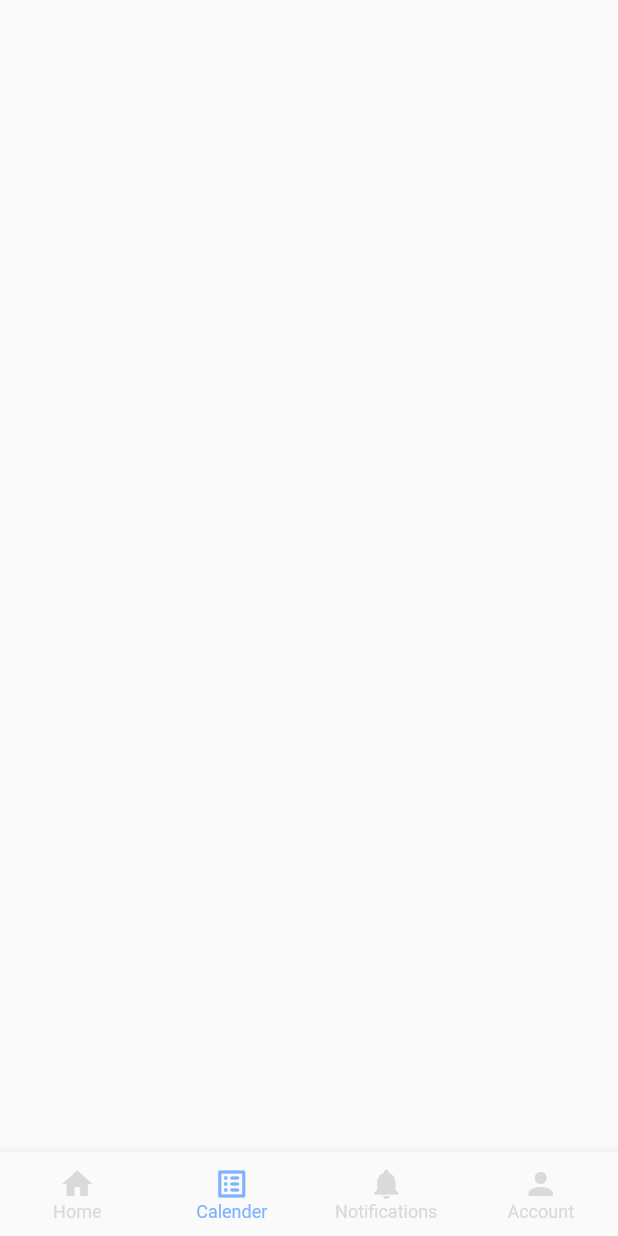
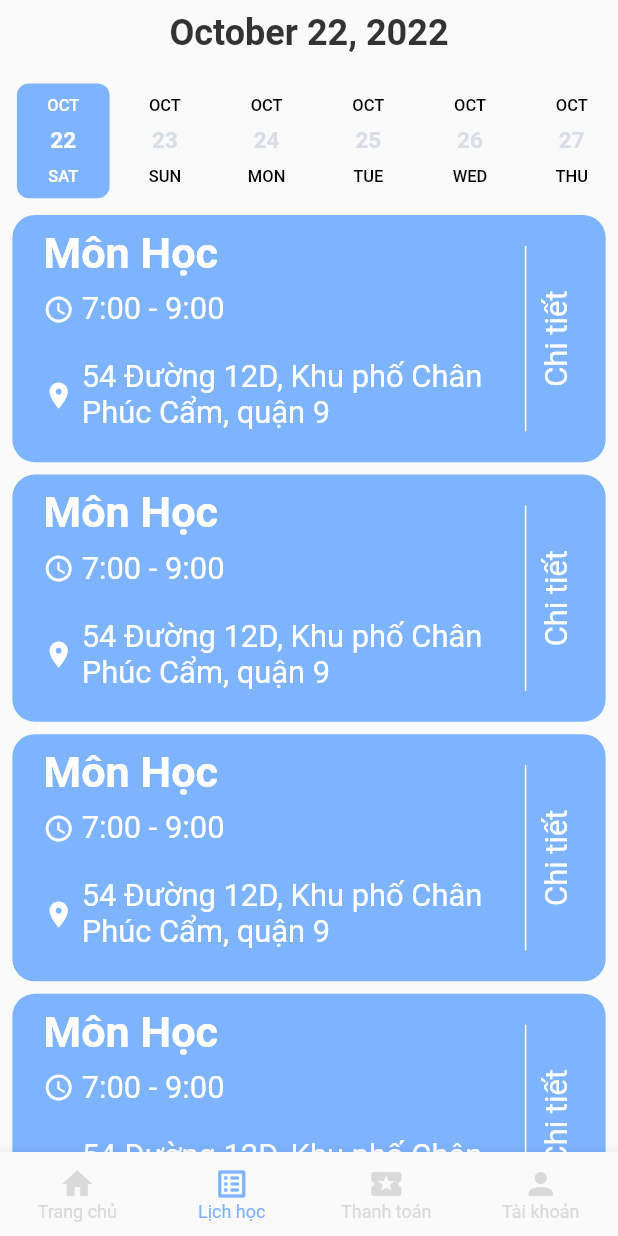
Before and after one commit to 19DTHA6-WibuTeam/app_hoc_sinh, a Flutter app: the Student screen opened directly, item 2 of the bottom bar chosen, on a phone screen of 412 x 824 dp. Run offline on Flutter 3.47's test engine with Material 2 defaults, Android fonts, the phone set to English and light mode, and no system bars; drawn by our look-alikes of date_picker_timeline; our stand-ins replace flutter_datetime_picker, flutter_staggered_animations, get, image_picker; Roboto replaces fonts that are missing (SourceSansPro).

Commit message:
update calender

```diff
--- a/lib/UI/student/app_switch/app_switch.dart
+++ b/lib/UI/student/app_switch/app_switch.dart
@@ -1,5 +1,5 @@
 import 'package:doan_chuyen_nganh/UI/student/account/student_account.dart';
-import 'package:doan_chuyen_nganh/UI/student/calender/student.dart';
+import 'package:doan_chuyen_nganh/UI/student/calender/student_calender.dart';
 import 'package:doan_chuyen_nganh/UI/student/home/student_home.dart';
 import 'package:doan_chuyen_nganh/UI/student/noti/student_noti.dart';
 import 'package:doan_chuyen_nganh/UI/student/student_post/student_post.dart';
@@ -50,23 +50,23 @@ class _StudentState extends State<Student> {
         items: const <BottomNavigationBarItem>[
           BottomNavigationBarItem(
             icon: Icon(Icons.home),
-            label: 'Home',
+            label: 'Trang chủ',
           ),
           BottomNavigationBarItem(
             icon: Icon(Icons.list_alt_rounded),
-            label: 'Calender',
+            label: 'Lịch học',
           ),
           // BottomNavigationBarItem(
           //   icon: Icon(Icons.add),
           //   label: 'Post',
           // ),
           BottomNavigationBarItem(
-            icon: Icon(Icons.notifications),
-            label: 'Notifications',
+            icon: Icon(Icons.local_activity),
+            label: 'Thanh toán',
           ),
           BottomNavigationBarItem(
             icon: Icon(Icons.person),
-            label: 'Account',
+            label: 'Tài khoản',
           ),
         ],
         currentIndex: _bottomNavIndex,
--- a/lib/UI/student/calender/student.dart
+++ /dev/null
@@ -1,20 +0,0 @@
-import 'package:doan_chuyen_nganh/theme/colors.dart';
-import 'package:doan_chuyen_nganh/theme/dimens.dart';
-import 'package:doan_chuyen_nganh/theme/images.dart';
-import 'package:flutter/material.dart';
-import 'package:flutter/src/widgets/container.dart';
-import 'package:flutter/src/widgets/framework.dart';
-
-class StudentCalender extends StatefulWidget {
-  const StudentCalender({super.key});
-
-  @override
-  State<StudentCalender> createState() => _StudentCalenderState();
-}
-
-class _StudentCalenderState extends State<StudentCalender> {
-  @override
-  Widget build(BuildContext context) {
-    return Scaffold(body: Container());
-  }
-}
--- /dev/null
+++ b/lib/UI/student/calender/student_calender.dart
@@ -0,0 +1,219 @@
+import 'package:doan_chuyen_nganh/theme/colors.dart';
+import 'package:doan_chuyen_nganh/theme/dimens.dart';
+import 'package:doan_chuyen_nganh/theme/images.dart';
+import 'package:doan_chuyen_nganh/widget/text_style.dart';
+import 'package:flutter/material.dart';
+import 'package:flutter/src/widgets/container.dart';
+import 'package:flutter/src/widgets/framework.dart';
+import 'package:date_picker_timeline/date_picker_timeline.dart';
+import 'package:get/get.dart';
+import 'package:http/http.dart';
+import 'package:intl/intl.dart';
+
+class StudentCalender extends StatefulWidget {
+  const StudentCalender({super.key});
+
+  @override
+  State<StudentCalender> createState() => _StudentCalenderState();
+}
+
+class _StudentCalenderState extends State<StudentCalender> {
+  RxString chooseDay =
+      DateFormat.yMMMMd().format(DateTime.now()).toString().obs;
+  DateTime _selectedDay = DateTime.now();
+  RxList subjectList = [].obs;
+  RxBool _loading = true.obs;
+  @override
+  Widget build(BuildContext context) {
+    final double maxHeight = MediaQuery.of(context).size.height;
+    final double maxWidth = MediaQuery.of(context).size.width;
+    return Scaffold(
+        body: SafeArea(
+      child: Column(
+        children: [
+          SizedBox(
+            height: maxHeight * 0.01,
+          ),
+          Center(
+              child: Obx(
+            () => Text(chooseDay.value,
+                style: AppTextStyle.chooseText.copyWith(
+                    color: AppColors.black,
+                    fontSize: 24,
+                    fontWeight: FontWeight.bold)),
+          )),
+          SizedBox(
+            height: maxHeight * 0.02,
+          ),
+          Container(
+            padding:
+                EdgeInsets.only(left: maxWidth * 0.02, right: maxWidth * 0.02),
+            child: DatePicker(
+              DateTime.now(),
+              height: maxHeight * 0.1,
+              width: maxWidth * 0.15,
+              initialSelectedDate: DateTime.now(),
+              selectedTextColor: AppColors.white,
+              selectionColor: AppColors.primary,
+              dateTextStyle: AppTextStyle.primaryText.copyWith(
+                  fontSize: 15,
+                  fontWeight: FontWeight.w600,
+                  color: AppColors.gray),
+              onDateChange: (selectedDate) {
+                chooseDay.value =
+                    DateFormat.yMMMMd().format(selectedDate).toString();
+                _selectedDay = selectedDate;
+                _loading.value = !_loading.value;
+              },
+            ),
+          ),
+          SizedBox(
+            height: maxHeight * 0.01,
+          ),
+          Obx(() => _loading.value
+              ? Expanded(
+                  child: ListView.builder(
+                  itemBuilder: (_, context) {
+                    return GestureDetector(
+                      onTap: null,
+                      child: Container(
+                        padding:
+                            EdgeInsets.symmetric(horizontal: maxWidth * 0.05),
+                        margin: EdgeInsets.only(
+                            bottom: maxHeight * 0.01,
+                            right: maxWidth * 0.02,
+                            left: maxWidth * 0.02),
+                        width: maxWidth,
+                        height: maxHeight * 0.2,
+                        decoration: BoxDecoration(
+                            borderRadius:
+                                BorderRadius.circular(Dimens.RADIUS_15),
+                            color: AppColors.primary),
+                        child: Row(
+                          mainAxisAlignment: MainAxisAlignment.spaceBetween,
+                          children: [
+                            Column(
+                              crossAxisAlignment: CrossAxisAlignment.start,
+                              children: [
+                                SizedBox(
+                                  height: maxHeight * 0.01,
+                                ),
+                                Text(
+                                  "Môn Học",
+                                  style: AppTextStyle.chooseText.copyWith(
+                                      fontSize: maxWidth * 0.07,
+                                      fontWeight: FontWeight.bold,
+                                      color: AppColors.white),
+                                ),
+                                SizedBox(
+                                  height: maxHeight * 0.01,
+                                ),
+                                Row(
+                                  crossAxisAlignment: CrossAxisAlignment.center,
+                                  children: [
+                                    Icon(
+                                      Icons.access_time_rounded,
+                                      color: AppColors.white,
+                                      size: maxWidth * 0.05,
+                                    ),
+                                    const SizedBox(
+                                      width: 5,
+                                    ),
+                                    Text(
+                                      "7:00 - 9:00",
+                                      style: AppTextStyle.chooseText
+                                          .copyWith(fontSize: maxWidth * 0.05),
+                                    )
+                                  ],
+                                ),
+                                SizedBox(
+                                  height: maxHeight * 0.005,
+                                ),
+                                // Row(
+                                //   crossAxisAlignment: CrossAxisAlignment.center,
+                                //   children: [
+                                //     Icon(
+                                //       Icons.person,
+                                //       color: AppColors.white,
+                                //       size: maxWidth * 0.06,
+                                //     ),
+                                //     const SizedBox(
+                                //       width: 5,
+                                //     ),
+                                //     Text(
+                                //       "Tên gia sư",
+                                //       style: AppTextStyle.chooseText
+                                //           .copyWith(fontSize: maxWidth * 0.05),
+                                //     ),
+                                //   ],
+                                // ),
+                                Row(
+                                  crossAxisAlignment: CrossAxisAlignment.center,
+                                  children: [
+                                    Icon(
+                                      Icons.location_on,
+                                      color: AppColors.white,
+                                      size: maxWidth * 0.05,
+                                    ),
+                                    const SizedBox(
+                                      width: 5,
+                                    ),
+                                    SizedBox(
+                                      height: maxHeight * 0.1,
+                                      width: maxWidth * 0.695,
+                                      child: Align(
+                                        alignment: Alignment.centerLeft,
+                                        child: Text(
+                                          "54 Đường 12D, Khu phố Chân Phúc Cẩm, quận 9",
+                                          style: AppTextStyle.chooseText
+                                              .copyWith(
+                                                  fontSize: maxWidth * 0.05),
+                                          overflow: TextOverflow.visible,
+                                        ),
+                                      ),
+                                    )
+                                  ],
+                                ),
+                              ],
+                            ),
+                            Row(
+                              children: [
+                                Container(
+                                  margin: EdgeInsets.symmetric(
+                                      horizontal: maxWidth * 0.02),
+                                  height: maxHeight * 0.15,
+                                  width: 1,
+                                  color: AppColors.white,
+                                ),
+                                RotatedBox(
+                                  quarterTurns: 3,
+                                  child: Text(
+                                    "Chi tiết",
+                                    style: AppTextStyle.chooseText
+                                        .copyWith(fontSize: maxWidth * 0.05),
+                                  ),
+                                )
+                              ],
+                            ),
+                          ],
+                        ),
+                      ),
+                    );
+                  },
+                  itemCount: 4,
+                ))
+              : SizedBox(
+                  height: maxHeight * 0.7,
+                  child: Center(
+                    child: Text(
+                      "Không học nhưng cũng phải nghỉ ngơi và ôn tập nhé!!",
+                      style: AppTextStyle.titleSmall.copyWith(
+                          fontSize: maxWidth * 0.04, color: AppColors.black),
+                    ),
+                  ),
+                ))
+        ],
+      ),
+    ));
+  }
+}
--- a/lib/UI/student/student_post/student_post.dart
+++ b/lib/UI/student/student_post/student_post.dart
@@ -21,8 +21,16 @@ final TextEditingController _nameController = TextEditingController();
 final TextEditingController _addressController = TextEditingController();
 final TextEditingController _phoneController = TextEditingController();
 final TextEditingController _noteController = TextEditingController();
+final TextEditingController _learPlaceController = TextEditingController();
 
 class _StudentPostState extends State<StudentPost> {
+  Future<void> _getData() async {
+    _nameController.text = "Wibu";
+    _addressController.text = "Hutech";
+    _phoneController.text = "123456789";
+    _noteController.text = "";
+  }
+
   @override
   void initState() {
     super.initState();
@@ -101,7 +109,7 @@ class _StudentPostState extends State<StudentPost> {
     ];
 
     Rx<DateTime> startDate = DateTime.now().obs;
-    Rx<DateTime> endDate = DateTime.now().obs;
+
     return Scaffold(
       body: SafeArea(
           child: SingleChildScrollView(
@@ -276,54 +284,6 @@ class _StudentPostState extends State<StudentPost> {
                       ),
                     ],
                   ),
-                  Row(
-                    mainAxisAlignment: MainAxisAlignment.spaceBetween,
-                    children: [
-                      const Text(
-                        Dimens.endDay,
-                        style: AppTextStyle.titleSmall,
-                      ),
-                      Container(
-                        height: maxHeight * 0.08,
-                        width: maxWidth * 0.6,
-                        padding: EdgeInsets.only(
-                            top: maxHeight * 0.005, bottom: maxHeight * 0.005),
-                        child: Container(
-                          decoration: BoxDecoration(
-                            color: AppColors.lightgray,
-                            borderRadius:
-                                BorderRadius.circular(Dimens.RADIUS_10),
-                          ),
-                          child: Obx(
-                            () => OutlinedButton(
-                              style: OutlinedButton.styleFrom(
-                                  side: const BorderSide(
-                                      color: AppColors.transparent)),
-                              onPressed: () {
-                                DatePicker.showDatePicker(context,
-                                    showTitleActions: true,
-                                    minTime: DateTime.now()
-                                        .subtract(const Duration(days: 365000)),
-                                    maxTime: DateTime.now(), onConfirm: (date) {
-                                  endDate.value = date;
-                                },
-                                    currentTime: DateTime.now(),
-                                    locale: LocaleType.vi);
-                              },
-                              child: Center(
-                                child: Text(
-                                  DateFormat('dd/MM/yyyy')
-                                      .format(endDate.value),
-                                  style: AppTextStyle.titleSmall
-                                      .copyWith(fontSize: 20),
-                                ),
-                              ),
-                            ),
-                          ),
-                        ),
-                      ),
-                    ],
-                  ),
                   const Text(
                     Dimens.session,
                     style: AppTextStyle.titleSmall,
@@ -357,6 +317,33 @@ class _StudentPostState extends State<StudentPost> {
                         );
                       },
                     ),
+                  SizedBox(
+                    height: maxHeight * 0.01,
+                  ),
+                  SingleChildScrollView(
+                    child: Container(
+                      decoration: BoxDecoration(
+                        color: AppColors.lightgray,
+                        borderRadius: BorderRadius.circular(Dimens.RADIUS_10),
+                      ),
+                      child: Padding(
+                        padding: const EdgeInsets.only(left: Dimens.PADDING_20),
+                        child: TextField(
+                          controller: _learPlaceController,
+                          scrollPhysics: const NeverScrollableScrollPhysics(),
+                          maxLines: null,
+                          decoration: const InputDecoration(
+                            border: InputBorder.none,
+                            labelText: Dimens.learnPlace,
+                            labelStyle: AppTextStyle.titleSmall,
+                          ),
+                          style: AppTextStyle.style(
+                            color: Colors.black.withOpacity(0.8),
+                          ),
+                        ),
+                      ),
+                    ),
+                  ),
                   SizedBox(
                     height: maxHeight * 0.01,
                   ),
@@ -420,11 +407,4 @@ class _StudentPostState extends State<StudentPost> {
       )),
     );
   }
-
-  Future<void> _getData() async {
-    _nameController.text = "Wibu";
-    _addressController.text = "Hutech";
-    _phoneController.text = "123456789";
-    _noteController.text = "";
-  }
 }
--- a/lib/theme/dimens.dart
+++ b/lib/theme/dimens.dart
@@ -110,6 +110,7 @@ class Dimens {
   static const chooseFee = "Giá tiền/buổi";
   static const chooseTime = "Chọn khung giờ muốn học";
   static const note = "Yêu cầu/Ghi chú";
+  static const learnPlace = "Địa điểm học";
   static const post = "Đăng bài";
   static const chooseFormTime = "Chọn hình thức học học:";
   static const startDay = "Ngày bắt đầu:";
--- a/pubspec.yaml
+++ b/pubspec.yaml
@@ -60,6 +60,7 @@ dependencies:
   flutter_datetime_picker: ^1.5.1
   intl: ^0.17.0
   http: ^0.13.5
+  date_picker_timeline: ^1.2.3
 
 
 dev_dependencies:
```
Also changed, not shown: pubspec.lock.
